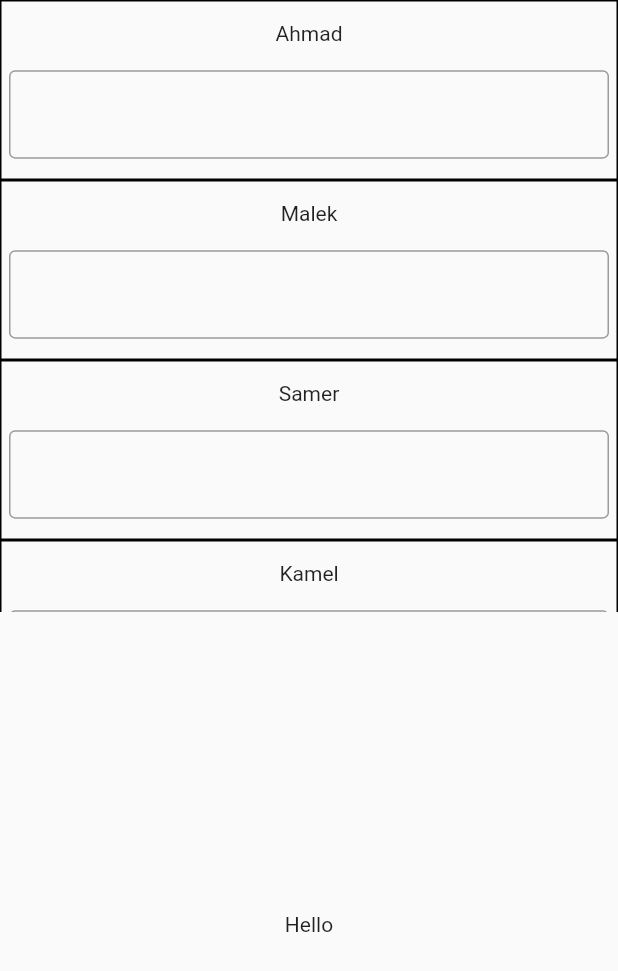
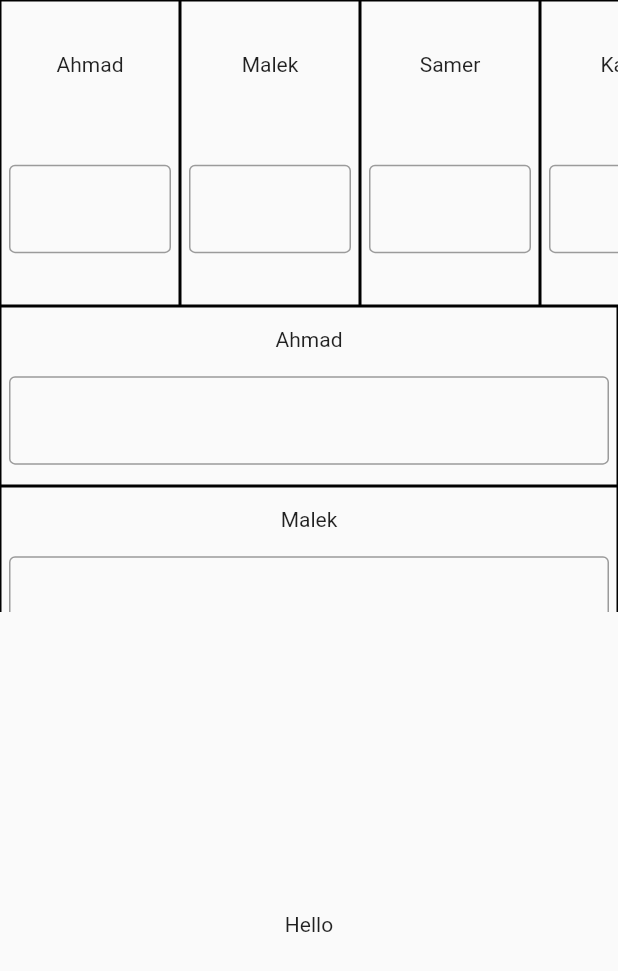
Before and after one commit to AhmadMAbuGhali/test_app, a Flutter app: the ListBuild screen opened directly, on a phone screen of 412 x 824 dp. Shown: the top 971 px of the screen. Run offline on Flutter 3.47's test engine with Material 2 defaults, Android fonts, the phone set to English and light mode, and no system bars; our stand-ins replace another_flushbar, another_flutter_splash_screen, buttons_tabbar, carousel_slider, dropdown_button2, flutter_colorpicker and 3 more; missing offline and left inert: clickable_list_wheel_view; accounts and stored records are empty.

Commit message:
Flutter Advance last

```diff
--- a/lib/basic/grid_scrren.dart
+++ b/lib/basic/grid_scrren.dart
@@ -26,9 +26,9 @@ class GridScreen extends StatelessWidget {
       body: GridView.builder(
         itemCount: choice.length,
         gridDelegate: const SliverGridDelegateWithFixedCrossAxisCount(
-          crossAxisCount: 4,
-          crossAxisSpacing: 4.0,
-          mainAxisSpacing: 8.0,
+          crossAxisCount: 7,
+          crossAxisSpacing: 8.0,
+          mainAxisSpacing: 16.0,
         ),
         itemBuilder: (BuildContext context, int index) {
           return Center(
--- a/lib/basic/list_b.dart
+++ b/lib/basic/list_b.dart
@@ -12,9 +12,24 @@ class ListBuild extends StatelessWidget {
 
   @override
   Widget build(BuildContext context) {
-    return Scaffold(
+    return SafeArea(
+      child: Scaffold(
+
         body: Column(
           children: [
+            Expanded(
+              child: ListView.builder(
+                scrollDirection: Axis.horizontal,
+                itemCount: prime.length,
+                itemBuilder: (context, index) {
+                  return TextFelidCont(
+                    lable: prime[index],
+                    isValid: false,
+                    controller: controller,
+                  );
+                },
+              ),
+            ),
             Expanded(
               child: ListView.builder(
                 itemCount: prime.length,
@@ -32,6 +47,7 @@ class ListBuild extends StatelessWidget {
             SizedBox(height: 200,),
           ],
         ),
+      ),
     );
   }
 }
--- a/lib/basic/navbar_example.dart
+++ b/lib/basic/navbar_example.dart
@@ -56,7 +56,7 @@ class _BottomNavigationBarExampleState
             label: 'Home',
           ),
           BottomNavigationBarItem(
-            icon: Icon(Icons.home),
+            icon: Icon(Icons.camera_alt),
             label: 'Home',
           ),
           BottomNavigationBarItem(
```
Also changed, not shown: lib/basic/bottom_sheet.dart (+13 -3 lines), lib/basic/date_packer.dart (+3 -8 lines), lib/basic/prime_colomn.dart (+38 -9 lines), lib/basic/screen_one.dart (+4 -5 lines), lib/basic/tab_bar_Laybrary.dart (+4 -4 lines), lib/main.dart (+10 -3 lines). Lines whose indentation alone changed are shown as unchanged.
